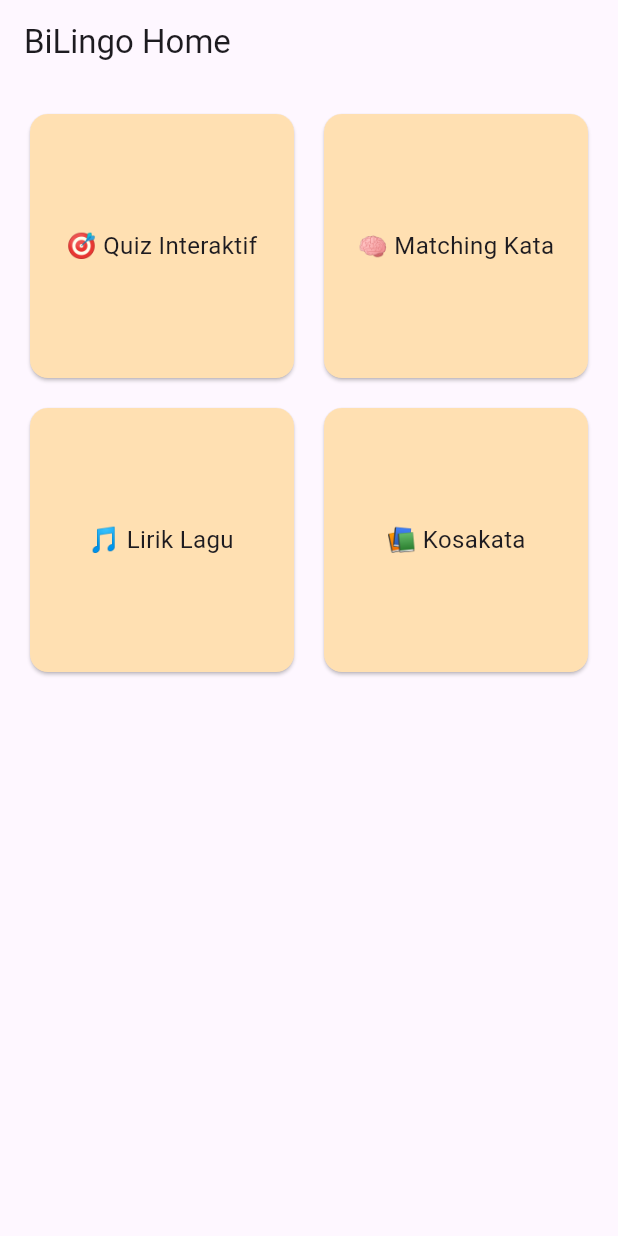
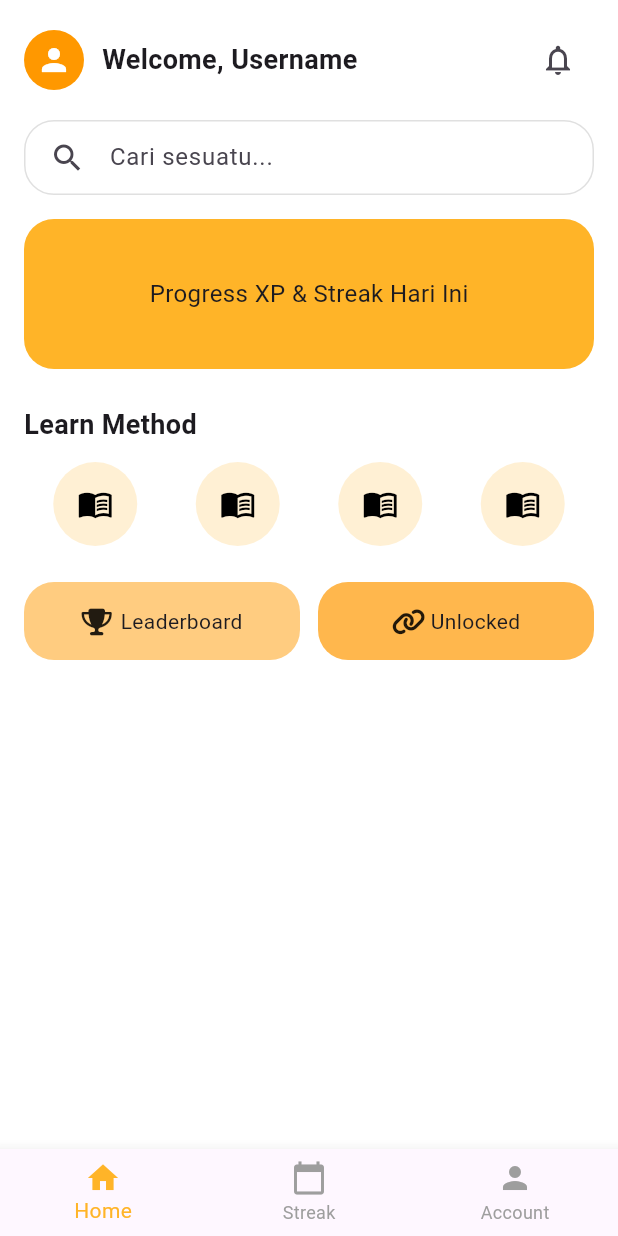
Before and after one commit to nabilqistubillah/BiLingoApp, a Flutter app: the HomeScreen screen opened directly, on a phone screen of 412 x 824 dp. Run offline on Flutter 3.47's test engine with Material 3 defaults, Android fonts, the light colour scheme and no system bars; our stand-ins replace cloud_firestore, firebase_auth, firebase_core, font_awesome_flutter; accounts and stored records are empty.

Commit message:
menambah streak XP

```diff
--- a/lib/screens/home_screen.dart
+++ b/lib/screens/home_screen.dart
@@ -1,5 +1,7 @@
 import 'package:flutter/material.dart';
+import 'package:font_awesome_flutter/font_awesome_flutter.dart';
 import 'sentence_screen.dart';
+
 
 class HomeScreen extends StatelessWidget {
   const HomeScreen({super.key});
@@ -7,66 +9,152 @@ class HomeScreen extends StatelessWidget {
   @override
   Widget build(BuildContext context) {
     return Scaffold(
-      appBar: AppBar(
-        title: const Text('BiLingo Home'),
+      backgroundColor: Colors.white,
+      body: SafeArea(
+        child: Padding(
+          padding: const EdgeInsets.all(16),
+          child: Column(
+            crossAxisAlignment: CrossAxisAlignment.start,
+            children: [
+              Row(
+                mainAxisAlignment: MainAxisAlignment.spaceBetween,
+                children: [
+                  Row(
+                    children: [
+                      const CircleAvatar(
+                        backgroundColor: Colors.orange,
+                        radius: 20,
+                        child: Icon(Icons.person, color: Colors.white),
                       ),
-      body: GridView.count(
-        crossAxisCount: 2,
-        padding: const EdgeInsets.all(16),
-        crossAxisSpacing: 12,
-        mainAxisSpacing: 12,
+                      const SizedBox(width: 12),
+                      const Text("Welcome, Username",
+                          style: TextStyle(
+                              fontSize: 18, fontWeight: FontWeight.bold)),
+                    ],
+                  ),
+                  IconButton(
+                    icon: const Icon(Icons.notifications_none),
+                    onPressed: () {},
+                  )
+                ],
+              ),
+              const SizedBox(height: 16),
+              Container(
+                padding: const EdgeInsets.symmetric(horizontal: 16),
+                decoration: BoxDecoration(
+                  color: Colors.white,
+                  borderRadius: BorderRadius.circular(20),
+                  border: Border.all(color: Colors.grey.shade300),
+                ),
+                child: const TextField(
+                  decoration: InputDecoration(
+                    border: InputBorder.none,
+                    hintText: "Cari sesuatu...",
+                    icon: Icon(Icons.search),
+                  ),
+                ),
+              ),
+              const SizedBox(height: 16),
+              Container(
+                width: double.infinity,
+                height: 100,
+                decoration: BoxDecoration(
+                  color: Color.fromARGB(255, 255, 180, 40),
+                  borderRadius: BorderRadius.circular(20),
+                ),
+                child: const Center(
+                  child: Text("Progress XP & Streak Hari Ini",
+                      style: TextStyle(fontSize: 16)),
+                ),
+              ),
+              const SizedBox(height: 24),
+              const Text("Learn Method",
+                  style: TextStyle(
+                      fontSize: 18, fontWeight: FontWeight.bold)),
+              const SizedBox(height: 12),
+              Row(
+                mainAxisAlignment: MainAxisAlignment.spaceAround,
                 children: [
-          CategoryCard(
-            title: '🎯 Quiz Interaktif',
-            onTap: () {
-              Navigator.push(
+                  _buildMethodIcon(),
+                  _buildMethodIcon(),
+                  _buildMethodIcon(),
+                  _buildMethodIcon(),
+                ],
+              ),
+              const SizedBox(height: 24),
+              Row(
+                children: [
+                  Expanded(
+                    child: _buildButtonCard(
                       context,
-              MaterialPageRoute(builder: (_) => const SentenceScreen()),
-            );
-            },
+                      title: "Leaderboard",
+                      icon: FontAwesomeIcons.trophy,
+                      color: Colors.orange.shade200,
+                      onTap: () {},
                     ),
-          CategoryCard(
-            title: '🧠 Matching Kata',
-            onTap: () {
-              // TODO: navigate to Matching Screen
-            },
                   ),
-          CategoryCard(
-            title: '🎵 Lirik Lagu',
-            onTap: () {
-              // TODO: navigate to Lirik Lagu Screen
-            },
+                  const SizedBox(width: 12),
+                  Expanded(
+                    child: _buildButtonCard(
+                      context,
+                      title: "Unlocked",
+                      icon: FontAwesomeIcons.link,
+                      color: Colors.orange.shade300,
+                      onTap: () {},
                     ),
-          CategoryCard(
-            title: '📚 Kosakata',
-            onTap: () {
-
-            },
                   ),
+                ],
+              ),
+            ],
+          ),
+        ),
+      ),
+      bottomNavigationBar: BottomNavigationBar(
+        selectedItemColor: Color.fromARGB(255, 255, 180, 40),
+        unselectedItemColor: Colors.grey,
+        items: const [
+          BottomNavigationBarItem(
+              icon: Icon(Icons.home), label: 'Home'),
+          BottomNavigationBarItem(
+              icon: Icon(Icons.calendar_today), label: 'Streak'),
+          BottomNavigationBarItem(
+              icon: Icon(Icons.person), label: 'Account'),
         ],
       ),
     );
   }
+
+  Widget _buildMethodIcon() {
+    return Container(
+      padding: const EdgeInsets.all(16),
+      decoration: BoxDecoration(
+        color: Color.fromARGB(255, 255, 180, 40).withOpacity(0.2),
+        borderRadius: BorderRadius.circular(30),
+      ),
+      child: const Icon(Icons.menu_book, color: Colors.black),
+    );
   }
 
-class CategoryCard extends StatelessWidget {
-  final String title;
-  final VoidCallback? onTap;
-
-  const CategoryCard({super.key, required this.title, this.onTap});
-
-  @override
-  Widget build(BuildContext context) {
+  Widget _buildButtonCard(BuildContext context,
+      {required String title,
+      required IconData icon,
+      required Color color,
+      required VoidCallback onTap}) {
     return GestureDetector(
       onTap: onTap,
-      child: Card(
-        color: Colors.orange.shade100,
-        child: Center(
-          child: Text(
-            title,
-            textAlign: TextAlign.center,
-            style: const TextStyle(fontSize: 16),
+      child: Container(
+        padding: const EdgeInsets.all(16),
+        decoration: BoxDecoration(
+          color: color,
+          borderRadius: BorderRadius.circular(20),
         ),
+        child: Row(
+          mainAxisAlignment: MainAxisAlignment.center,
+          children: [
+            Icon(icon, size: 18),
+            const SizedBox(width: 8),
+            Text(title),
+          ],
         ),
       ),
     );
--- a/lib/screens/login_screen.dart
+++ b/lib/screens/login_screen.dart
@@ -25,7 +25,7 @@ class _LoginScreenState extends State<LoginScreen> {
 
       Navigator.pushReplacement(
         context,
-        MaterialPageRoute(builder: (_) =>  HomeScreen()),
+        MaterialPageRoute(builder: (_) => const HomeScreen()),
       );
     } catch (e) {
       if (!context.mounted) return;
--- a/pubspec.yaml
+++ b/pubspec.yaml
@@ -18,6 +18,9 @@ dependencies:
   cupertino_icons: ^1.0.8
   http: ^0.13.6
   cloud_firestore: ^4.15.5
+  font_awesome_flutter: ^10.6.0
+  percent_indicator: ^4.2.2
+
 
 dev_dependencies:
   flutter_test:
```
Also changed, not shown: lib/screens/leaderboard_screen.dart (added, +57 -0 lines), lib/screens/sentence_screen.dart (+5 -2 lines), lib/services/user_service.dart (added, +47 -0 lines), pubspec.lock. Lines whose indentation alone changed are shown as unchanged.
